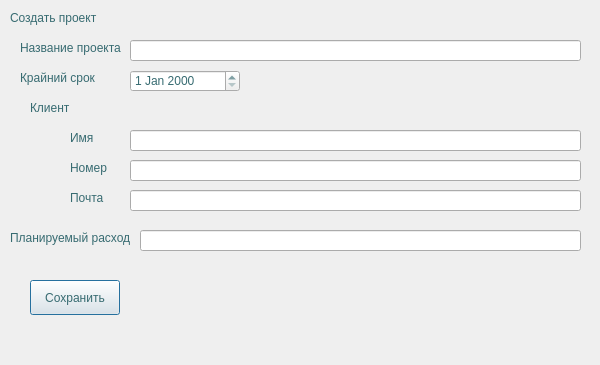
Old version of the form createProjectDialog.ui in the repository Barnaga/TerraCRM.
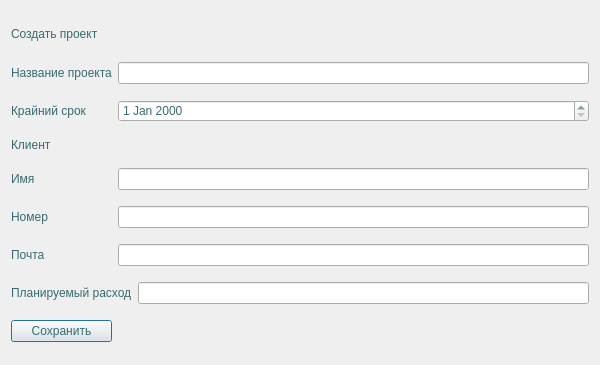
New version of the form.

The edit to the form file:
```diff
--- a/createProjectDialog.ui
+++ b/createProjectDialog.ui
@@ -18,183 +18,107 @@
 color:rgb(55, 107, 113);
 }</string>
   </property>
+  <layout class="QGridLayout" name="gridLayout">
+   <item row="0" column="0" colspan="3">
   <widget class="QLabel" name="label">
-   <property name="geometry">
-    <rect>
-     <x>10</x>
-     <y>10</y>
-     <width>481</width>
-     <height>16</height>
-    </rect>
+     <property name="sizePolicy">
+      <sizepolicy hsizetype="Maximum" vsizetype="Maximum">
+       <horstretch>0</horstretch>
+       <verstretch>0</verstretch>
+      </sizepolicy>
+     </property>
+     <property name="minimumSize">
+      <size>
+       <width>0</width>
+       <height>25</height>
+      </size>
    </property>
    <property name="text">
     <string>Создать проект</string>
    </property>
   </widget>
+   </item>
+   <item row="1" column="0">
   <widget class="QLabel" name="nameLbl">
-   <property name="geometry">
-    <rect>
-     <x>20</x>
-     <y>40</y>
-     <width>111</width>
-     <height>16</height>
-    </rect>
-   </property>
    <property name="text">
     <string>Название проекта</string>
    </property>
   </widget>
-  <widget class="QLineEdit" name="name">
-   <property name="geometry">
-    <rect>
-     <x>130</x>
-     <y>40</y>
-     <width>451</width>
-     <height>21</height>
-    </rect>
-   </property>
-  </widget>
-  <widget class="QDateEdit" name="deadline">
-   <property name="geometry">
-    <rect>
-     <x>130</x>
-     <y>70</y>
-     <width>110</width>
-     <height>22</height>
-    </rect>
-   </property>
-  </widget>
+   </item>
+   <item row="1" column="1" colspan="2">
+    <widget class="QLineEdit" name="name"/>
+   </item>
+   <item row="2" column="0">
   <widget class="QLabel" name="deadlineLbl">
-   <property name="geometry">
-    <rect>
-     <x>20</x>
-     <y>70</y>
-     <width>111</width>
-     <height>16</height>
-    </rect>
-   </property>
    <property name="text">
     <string>Крайний срок</string>
    </property>
   </widget>
+   </item>
+   <item row="2" column="1" colspan="2">
+    <widget class="QDateEdit" name="deadline"/>
+   </item>
+   <item row="3" column="0">
   <widget class="QLabel" name="contactLbl">
-   <property name="geometry">
-    <rect>
-     <x>30</x>
-     <y>100</y>
-     <width>91</width>
-     <height>16</height>
-    </rect>
+     <property name="sizePolicy">
+      <sizepolicy hsizetype="Maximum" vsizetype="Maximum">
+       <horstretch>0</horstretch>
+       <verstretch>0</verstretch>
+      </sizepolicy>
    </property>
    <property name="text">
     <string>Клиент</string>
    </property>
   </widget>
-  <widget class="QPushButton" name="saveBtn">
-   <property name="geometry">
-    <rect>
-     <x>30</x>
-     <y>280</y>
-     <width>90</width>
-     <height>35</height>
-    </rect>
-   </property>
-   <property name="text">
-    <string>Сохранить</string>
-   </property>
-  </widget>
-  <widget class="QLineEdit" name="clientEdit">
-   <property name="geometry">
-    <rect>
-     <x>130</x>
-     <y>130</y>
-     <width>451</width>
-     <height>21</height>
-    </rect>
-   </property>
-  </widget>
-  <widget class="QLineEdit" name="phoneEdit">
-   <property name="geometry">
-    <rect>
-     <x>130</x>
-     <y>160</y>
-     <width>451</width>
-     <height>21</height>
-    </rect>
-   </property>
-  </widget>
-  <widget class="QLineEdit" name="emailEdit">
-   <property name="geometry">
-    <rect>
-     <x>130</x>
-     <y>190</y>
-     <width>451</width>
-     <height>21</height>
-    </rect>
-   </property>
-  </widget>
+   </item>
+   <item row="4" column="0">
   <widget class="QLabel" name="nameCLbl">
-   <property name="geometry">
-    <rect>
-     <x>70</x>
-     <y>130</y>
-     <width>49</width>
-     <height>16</height>
-    </rect>
-   </property>
    <property name="text">
     <string>Имя</string>
    </property>
   </widget>
+   </item>
+   <item row="4" column="1" colspan="2">
+    <widget class="QLineEdit" name="clientEdit"/>
+   </item>
+   <item row="5" column="0">
   <widget class="QLabel" name="phoneLbl">
-   <property name="geometry">
-    <rect>
-     <x>70</x>
-     <y>160</y>
-     <width>49</width>
-     <height>16</height>
-    </rect>
-   </property>
    <property name="text">
     <string>Номер</string>
    </property>
   </widget>
+   </item>
+   <item row="5" column="1" colspan="2">
+    <widget class="QLineEdit" name="phoneEdit"/>
+   </item>
+   <item row="6" column="0">
   <widget class="QLabel" name="emailLbl">
-   <property name="geometry">
-    <rect>
-     <x>70</x>
-     <y>190</y>
-     <width>49</width>
-     <height>16</height>
-    </rect>
-   </property>
    <property name="text">
     <string>Почта</string>
    </property>
   </widget>
+   </item>
+   <item row="6" column="1" colspan="2">
+    <widget class="QLineEdit" name="emailEdit"/>
+   </item>
+   <item row="7" column="0" colspan="2">
   <widget class="QLabel" name="label_2">
-   <property name="geometry">
-    <rect>
-     <x>10</x>
-     <y>230</y>
-     <width>131</width>
-     <height>16</height>
-    </rect>
-   </property>
    <property name="text">
     <string>Планируемый расход</string>
    </property>
   </widget>
-  <widget class="QLineEdit" name="receiptEdit">
-   <property name="geometry">
-    <rect>
-     <x>140</x>
-     <y>230</y>
-     <width>441</width>
-     <height>21</height>
-    </rect>
-   </property>
-  </widget>
+   </item>
+   <item row="7" column="2">
+    <widget class="QLineEdit" name="receiptEdit"/>
+   </item>
+   <item row="8" column="0">
+    <widget class="QPushButton" name="saveBtn">
+     <property name="text">
+      <string>Сохранить</string>
+     </property>
+    </widget>
+   </item>
+  </layout>
  </widget>
  <layoutdefault spacing="6" margin="11"/>
  <resources/>
```
Lines whose indentation alone changed are shown as unchanged.
